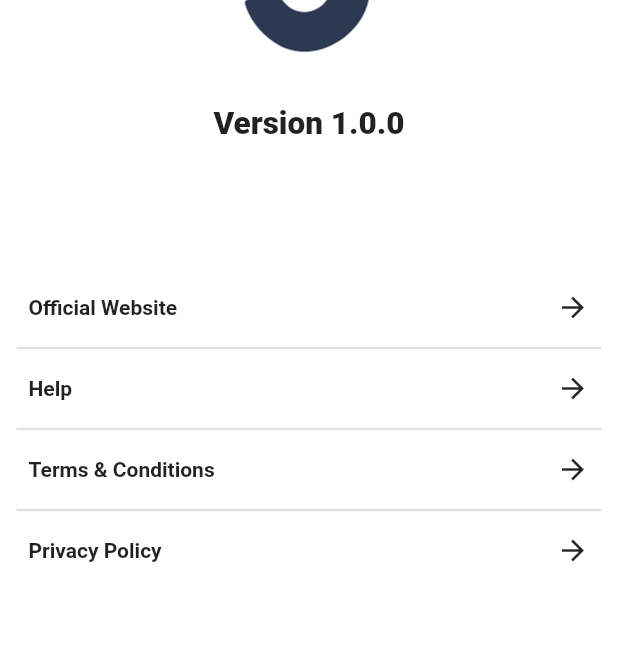
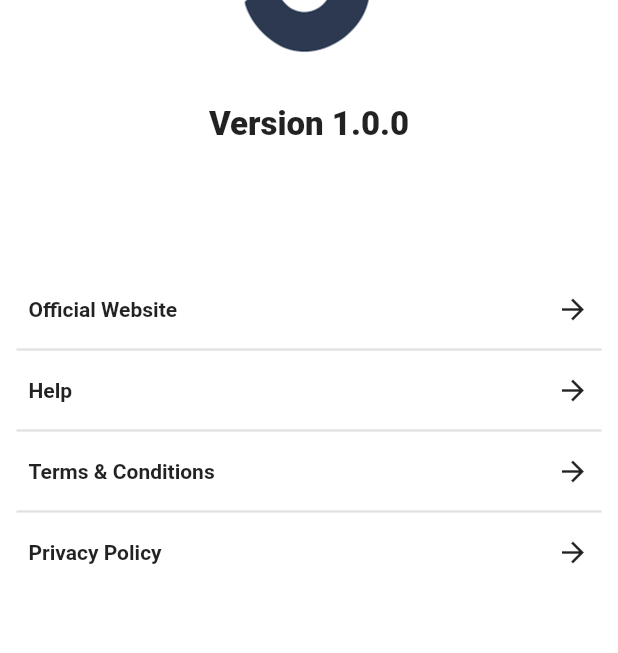
Before and after one commit to rsa-rajesh/emmcareFlutter, a Flutter app: the screen it shows after launch, on a phone screen of 412 x 824 dp. Shown: the part 324-977 px from the top of the screen. Run offline on Flutter 3.47's test engine with Material 2 defaults, Android fonts, the phone set to English and light mode, and no system bars; our stand-ins replace calendar_timeline.

Commit message:
About screen UI completed

```diff
--- a/emmcare/lib/Screens/about_screen.dart
+++ b/emmcare/lib/Screens/about_screen.dart
@@ -50,13 +50,14 @@ class _AboutScreenState extends State<AboutScreen> {
                       Text(
                         "Version 1.0.0",
                         style: TextStyle(
-                            fontSize: 21, fontWeight: FontWeight.w800),
+                            fontSize: 22, fontWeight: FontWeight.w800),
                       ),
                     ],
                   ),
                 ],
               ),
               //  First Row ended.
+              //
               //
               //
               SizedBox(
```
